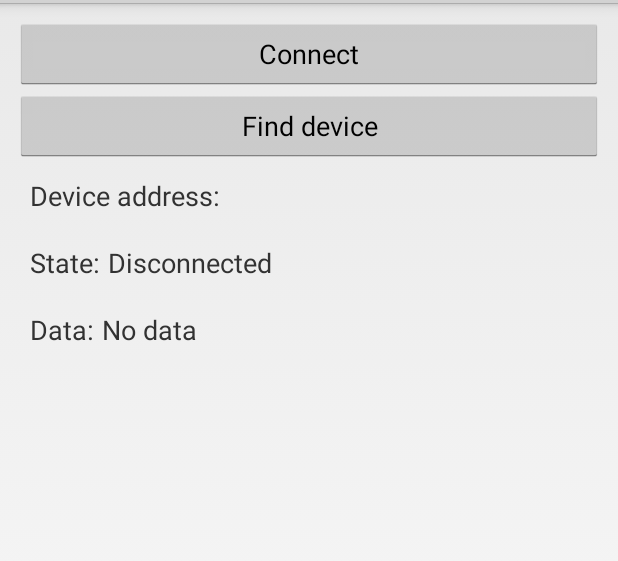
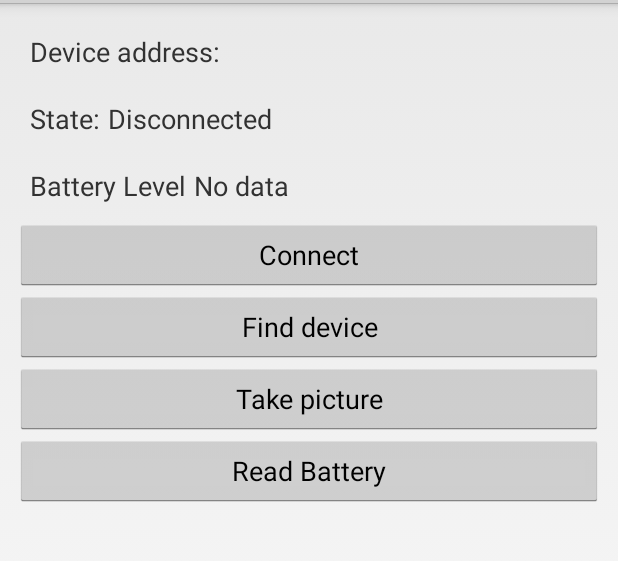
Before and after one commit to deviserbg/KeyFinder, an Android app: the DeviceControlActivity screen opened directly, with no data from a screen before it, on a phone screen of 412 x 824 dp, the part 69-630 px from its top. Run offline under Robolectric (Android 15) with nearby library versions, the phone set to English and light mode, and no system bars; 3 statements that could not run were skipped.

Commit message:
Get battery level.

```diff
--- a/app/src/main/res/layout/gatt_services_characteristics.xml
+++ b/app/src/main/res/layout/gatt_services_characteristics.xml
@@ -18,25 +18,8 @@
         android:layout_width="match_parent"
         android:layout_height="wrap_content"
         android:layout_margin="10dp">
-    <LinearLayout
-        android:orientation="vertical"
-        android:layout_height="wrap_content"
-        android:layout_width="match_parent"
-        >
-        <Button
-            android:id="@+id/button_capture"
-            android:layout_width="match_parent"
-            android:layout_height="wrap_content"
-            android:onClick="connect"
-            android:text="@string/btnConnect" />
 
-        <Button
-            android:id="@+id/btnFindDevice"
-            android:layout_width="match_parent"
-            android:layout_height="wrap_content"
-            android:onClick="findDevice"
-            android:text="@string/btnFindDevice" />
-        </LinearLayout>
+
     <LinearLayout android:orientation="horizontal"
                   android:layout_width="match_parent"
                   android:layout_height="wrap_content"
@@ -74,7 +57,7 @@
                   android:layout_margin="10dp">
         <TextView android:layout_width="wrap_content"
                   android:layout_height="wrap_content"
-                  android:text="@string/label_data"
+                  android:text="@string/label_battery_level"
                   android:textSize="18sp"/>
         <Space android:layout_width="5dp"
                android:layout_height="wrap_content"/>
@@ -84,7 +67,38 @@
                   android:text="@string/no_data"
                   android:textSize="18sp"/>
     </LinearLayout>
-    <ExpandableListView android:id="@+id/gatt_services_list"
+    <LinearLayout
+        android:orientation="vertical"
+        android:layout_height="wrap_content"
+        android:layout_width="match_parent"
+        >
+        <Button
+            android:id="@+id/button_capture"
             android:layout_width="match_parent"
-            android:layout_height="wrap_content"/>
+            android:layout_height="wrap_content"
+            android:onClick="connect"
+            android:text="@string/btnConnect" />
+
+        <Button
+            android:id="@+id/btnFindDevice"
+            android:layout_width="match_parent"
+            android:layout_height="wrap_content"
+            android:onClick="findDevice"
+            android:text="@string/btnFindDevice" />
+        <Button
+            android:id="@+id/btnTakePicture"
+            android:layout_width="match_parent"
+            android:layout_height="wrap_content"
+            android:onClick="takePicture"
+            android:text="@string/btnTakePicture" />
+        <Button
+            android:id="@+id/btnReadBattery"
+            android:layout_width="match_parent"
+            android:layout_height="wrap_content"
+            android:onClick="batteryLevel"
+            android:text="@string/btnReadBattery" />
+    </LinearLayout>
+    <!--<ExpandableListView android:id="@+id/gatt_services_list"-->
+            <!--android:layout_width="match_parent"-->
+            <!--android:layout_height="wrap_content"/>-->
 </LinearLayout>
--- a/app/src/main/res/values/strings.xml
+++ b/app/src/main/res/values/strings.xml
@@ -41,4 +41,7 @@
     <string name="hello_world">Hello world!</string>
     <string name="Capture">Capture</string>
     <string name="btnFindDevice">Find device</string>
+    <string name="btnTakePicture">Take picture</string>
+    <string name="label_battery_level">Battery Level</string>
+    <string name="btnReadBattery">Read Battery</string>
 </resources>
```
Also changed, not shown: app/src/main/java/eu/sstefanov/keyfinder/BluetoothLeService.java (+22 -1 lines), app/src/main/java/eu/sstefanov/keyfinder/DeviceControlActivity.java (+87 -56 lines).
